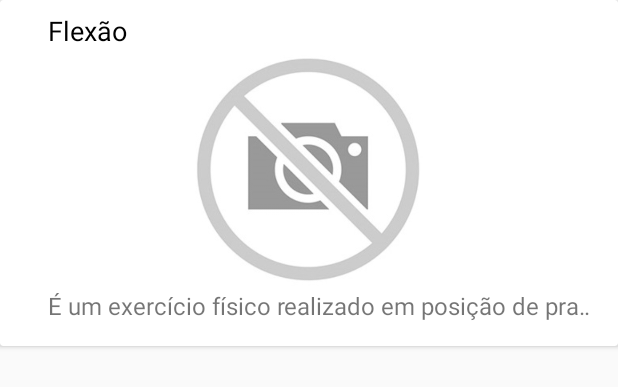
After one commit to cristiano-arch/LealAppsChallenge, an Android app: the layout exercise_item.xml on its own in the app's theme, with its tools: preview values and no code run, on a phone screen of 412 x 824 dp. The commit adds this screen. Shown: the top 387 px of the screen. Run offline under Robolectric (Android 15) with nearby library versions, the phone set to English and light mode, and no system bars.

Commit message:
Adding Exercise card_item
Finishing Exercises Recyclerview implementation

```diff
--- a/app/src/main/res/layout/activity_exercise.xml
+++ b/app/src/main/res/layout/activity_exercise.xml
@@ -10,11 +10,11 @@
         android:id="@+id/exercise_activity_rvExercise"
         android:layout_width="0dp"
         android:layout_height="0dp"
-        android:background="@color/black"
         app:layout_behavior="@string/appbar_scrolling_view_behavior"
         app:layoutManager="androidx.recyclerview.widget.LinearLayoutManager"
         app:layout_constraintTop_toTopOf="parent"
         app:layout_constraintBottom_toBottomOf="parent"
         app:layout_constraintStart_toStartOf="parent"
-        app:layout_constraintEnd_toEndOf="parent" />
+        app:layout_constraintEnd_toEndOf="parent"
+        tools:listitem="@layout/exercise_item" />
 </androidx.constraintlayout.widget.ConstraintLayout>
--- /dev/null
+++ b/app/src/main/res/layout/exercise_item.xml
@@ -0,0 +1,54 @@
+<?xml version="1.0" encoding="utf-8"?>
+<androidx.cardview.widget.CardView
+    xmlns:android="http://schemas.android.com/apk/res/android"
+    android:layout_width="match_parent"
+    android:layout_height="wrap_content"
+    xmlns:app="http://schemas.android.com/apk/res-auto"
+    xmlns:tools="http://schemas.android.com/tools"
+    tools:showIn="@layout/activity_exercise">
+
+    <androidx.constraintlayout.widget.ConstraintLayout
+        android:layout_width="match_parent"
+        android:layout_height="wrap_content"
+        android:layout_marginBottom="16dp"
+        android:layout_marginStart="16dp"
+        android:layout_marginTop="8dp"
+        android:layout_marginEnd="16dp">
+
+        <TextView
+            android:id="@+id/rvExercise_tvName"
+            android:layout_width="0dp"
+            android:layout_height="wrap_content"
+            android:layout_marginStart="16dp"
+            android:textSize="18sp"
+            android:singleLine="true"
+            android:ellipsize="marquee"
+            android:textColor="@color/black"
+            app:layout_constraintStart_toStartOf="parent"
+            app:layout_constraintTop_toTopOf="parent"
+            app:layout_constraintEnd_toEndOf="parent"
+            tools:text="Flexão"/>
+
+        <ImageView
+            android:id="@+id/rvExercise_ivImage"
+            android:layout_width="0dp"
+            android:layout_height="160dp"
+            app:layout_constraintEnd_toEndOf="parent"
+            app:layout_constraintStart_toStartOf="parent"
+            app:layout_constraintTop_toBottomOf="@id/rvExercise_tvName"
+            tools:src="@drawable/blank"
+            tools:ignore="ContentDescription" />
+
+        <TextView
+            android:id="@+id/rvExercise_tvDescription"
+            android:layout_width="0dp"
+            android:layout_height="wrap_content"
+            android:textSize="16sp"
+            android:singleLine="true"
+            android:ellipsize="marquee"
+            app:layout_constraintStart_toStartOf="@id/rvExercise_tvName"
+            app:layout_constraintTop_toBottomOf="@id/rvExercise_ivImage"
+            app:layout_constraintEnd_toEndOf="parent"
+            tools:text="É um exercício físico realizado em posição de prancha"/>
+    </androidx.constraintlayout.widget.ConstraintLayout>
+</androidx.cardview.widget.CardView>
```
Also changed, not shown: app/src/main/res/drawable/blank.jpg (added).
